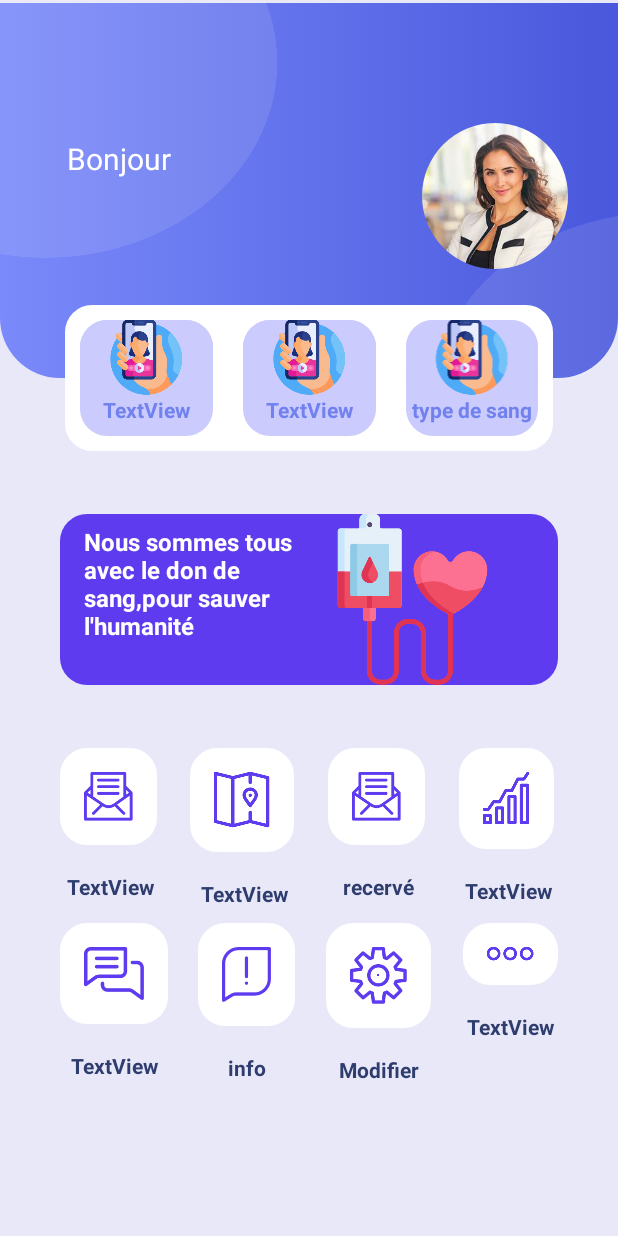
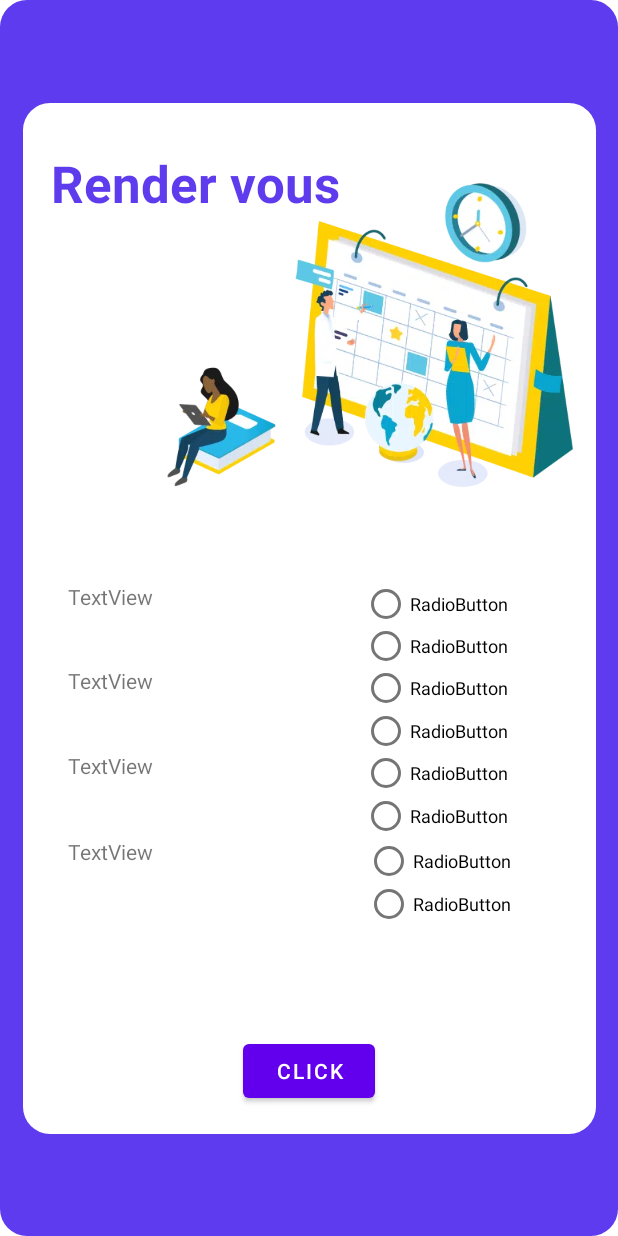
Before and after one commit to sododkoezko/tictacToaApp, an Android app: the Userkisegel screen opened directly, with no data from a screen before it, after a tap on "info", on a phone screen of 412 x 824 dp. Run offline under Robolectric (Android 15) with nearby library versions, the phone set to English and light mode, and no system bars; our stand-ins replace Firebase (no records; nobody signed in at launch, a user with empty details on screens opened directly); 2 statements that could not run were skipped.

Commit message:
Tic-tac-Toe.xml

```diff
--- a/app/src/main/AndroidManifest.xml
+++ b/app/src/main/AndroidManifest.xml
@@ -13,6 +13,9 @@
         android:supportsRtl="true"
         android:theme="@style/Theme.YoucefDonneur"
         tools:targetApi="31">
+        <activity
+            android:name=".Rendivou"
+            android:exported="false" />
         <activity
             android:name=".MainActivity6"
             android:exported="false" />
--- a/app/src/main/java/org/codeforiraq/youcefdonneur/MainActivity.java
+++ b/app/src/main/java/org/codeforiraq/youcefdonneur/MainActivity.java
@@ -18,7 +18,7 @@ public class MainActivity extends AppCompatActivity {
                 Intent i=new Intent(MainActivity.this,Admin.class);
                 startActivity(i);
             }
-        },11000);
+        },800);
 
     }
 }
--- /dev/null
+++ b/app/src/main/java/org/codeforiraq/youcefdonneur/Rendivou.java
@@ -0,0 +1,122 @@
+package org.codeforiraq.youcefdonneur;
+
+import androidx.appcompat.app.AppCompatActivity;
+
+import android.content.Intent;
+import android.os.Bundle;
+import android.view.View;
+import android.widget.Button;
+import android.widget.RadioButton;
+import android.widget.RadioGroup;
+import android.widget.Toast;
+
+public class Rendivou extends AppCompatActivity {
+    Button button;
+    Bundle extras;
+    Boolean n1,n2,n3,n4;
+    RadioGroup radioGroup1, radioGroup2,radioGroup3, radioGroup4;
+
+    @Override
+    protected void onCreate(Bundle savedInstanceState) {
+        super.onCreate(savedInstanceState);
+        setContentView(R.layout.activity_rendivou);
+        button=findViewById(R.id.button5);
+
+        radioGroup1=findViewById(R.id.group1);
+        radioGroup2=findViewById(R.id.group2);
+        radioGroup3=findViewById(R.id.group3);
+        radioGroup4=findViewById(R.id.group4);
+
+        n1=true;
+        n2=true;
+        n3=true;
+        n4=true;
+        f1();
+        f2();
+        f3();
+        f4();
+        button.setOnClickListener(new View.OnClickListener() {
+            @Override
+            public void onClick(View view) {
+
+                if(n1 & n2 & n3 & n4){
+                    Intent i=new Intent(Rendivou.this,MainActivity4.class );
+
+                    startActivity(i);
+
+                }else{
+                    Toast.makeText(Rendivou.this, "La réservation a échoué", Toast.LENGTH_SHORT).show();
+
+                }
+
+            }
+        });
+    }
+    private void f4() {
+        radioGroup4.setOnCheckedChangeListener(new RadioGroup.OnCheckedChangeListener() {
+            @Override
+            public void onCheckedChanged(RadioGroup radioGroup, int i) {
+                RadioButton radioButton4 = findViewById(i);
+                switch (radioButton4.getId()) {
+                    case R.id.radioButton7: {
+                        n4=true;
+                    }break;
+                    case R.id.radioButton8: {
+                        n4=false;
+                    }break;
+                }
+            }
+        });
+    }
+
+    private void f3() {
+        radioGroup3.setOnCheckedChangeListener(new RadioGroup.OnCheckedChangeListener() {
+            @Override
+            public void onCheckedChanged(RadioGroup radioGroup, int i) {
+                RadioButton radioButton3  = findViewById(i);
+                switch (radioButton3.getId()) {
+                    case R.id.radioButton5: {
+                        n3=true;
+                    }break;
+                    case R.id.radioButton6: {
+                        n3=false;
+                    }break;
+                }
+            }
+        });
+    }
+
+    private void f2() {
+        radioGroup2.setOnCheckedChangeListener(new RadioGroup.OnCheckedChangeListener() {
+            @Override
+            public void onCheckedChanged(RadioGroup radioGroup, int i) {
+                RadioButton radioButton2 = findViewById(i);
+                switch (radioButton2.getId()) {
+                    case R.id.radioButton3: {
+                        n2=true;
+                    }break;
+                    case R.id.radioButton4: {
+                        n2=false;
+                    }break;
+                }
+            }
+        });
+    }
+
+    private void f1() {
+        radioGroup1.setOnCheckedChangeListener(new RadioGroup.OnCheckedChangeListener() {
+            @Override
+            public void onCheckedChanged(RadioGroup radioGroup, int i) {
+                RadioButton radioButton1 = findViewById(i);
+                switch (radioButton1.getId()) {
+                    case R.id.radioButton1: {
+                        n1=true;
+                    }break;
+                    case R.id.radioButton3: {
+                        n1=false;
+                    }break;
+                }
+            }
+        });
+    }
+}
--- a/app/src/main/java/org/codeforiraq/youcefdonneur/Sing.java
+++ b/app/src/main/java/org/codeforiraq/youcefdonneur/Sing.java
@@ -81,6 +81,7 @@ public class Sing extends AppCompatActivity {
                                 finish();
                                 Intent i=new Intent(Sing.this,Userkisegel.class);
                                 i.putExtra("name",nametxt);
+
                                 startActivity(i);
                             }
                         }
--- a/app/src/main/java/org/codeforiraq/youcefdonneur/Userkisegel.java
+++ b/app/src/main/java/org/codeforiraq/youcefdonneur/Userkisegel.java
@@ -36,17 +36,17 @@ public class Userkisegel extends AppCompatActivity {
         String b=extras.getString("name");
         String d=extras1.getString("phone");
         textView.setText(b);
-        layout2.setOnClickListener(new View.OnClickListener() {
+        constraintLayout.setOnClickListener(new View.OnClickListener() {
             @Override
             public void onClick(View view) {
                 Intent s=new Intent(Userkisegel.this,MainActivity5.class);
                 startActivity(s);
             }
         });
-        constraintLayout.setOnClickListener(new View.OnClickListener() {
+        layout2.setOnClickListener(new View.OnClickListener() {
             @Override
             public void onClick(View view) {
-                Intent intent=new Intent(Userkisegel.this,MainActivity3.class);
+                Intent intent=new Intent(Userkisegel.this,Rendivou.class);
                 intent.putExtra("phone",d);
                 startActivity(intent);
             }
--- /dev/null
+++ b/app/src/main/res/layout/activity_rendivou.xml
@@ -0,0 +1,252 @@
+<?xml version="1.0" encoding="utf-8"?>
+<androidx.constraintlayout.widget.ConstraintLayout xmlns:android="http://schemas.android.com/apk/res/android"
+    xmlns:app="http://schemas.android.com/apk/res-auto"
+    xmlns:tools="http://schemas.android.com/tools"
+    android:id="@+id/but"
+    android:layout_width="match_parent"
+    android:layout_height="match_parent"
+    android:background="@drawable/banner"
+    tools:context=".Rendivou"
+    tools:ignore="ExtraText">
+
+    <androidx.constraintlayout.widget.ConstraintLayout
+        android:layout_width="382dp"
+        android:layout_height="687dp"
+        android:background="@drawable/button"
+        app:layout_constraintBottom_toBottomOf="parent"
+        app:layout_constraintEnd_toEndOf="parent"
+        app:layout_constraintHorizontal_bias="0.5"
+        app:layout_constraintStart_toStartOf="parent"
+        app:layout_constraintTop_toTopOf="parent">
+
+        <TextView
+            android:id="@+id/textView10"
+            android:layout_width="wrap_content"
+            android:layout_height="wrap_content"
+            android:text="Render vous"
+            android:textColor="#5E3BED"
+            android:textSize="34sp"
+            android:textStyle="bold"
+            app:layout_constraintBottom_toBottomOf="parent"
+            app:layout_constraintEnd_toEndOf="parent"
+            app:layout_constraintHorizontal_bias="0.098"
+            app:layout_constraintStart_toStartOf="parent"
+            app:layout_constraintTop_toTopOf="parent"
+            app:layout_constraintVertical_bias="0.048" />
+
+        <TextView
+            android:id="@+id/textView11"
+            android:layout_width="363dp"
+            android:layout_height="39dp"
+            android:text="pour prener un rendez-vous vous dever répondre a quelques question"
+            android:textColor="#000000"
+            android:textSize="16sp"
+            android:visibility="invisible"
+            app:layout_constraintBottom_toBottomOf="parent"
+            app:layout_constraintEnd_toEndOf="parent"
+            app:layout_constraintHorizontal_bias="0.526"
+            app:layout_constraintStart_toStartOf="parent"
+            app:layout_constraintTop_toTopOf="parent"
+            app:layout_constraintVertical_bias="0.419" />
+
+        <androidx.constraintlayout.widget.ConstraintLayout
+            android:id="@+id/constraintLayout2"
+            android:layout_width="325dp"
+            android:layout_height="352dp"
+            android:visibility="visible"
+            app:layout_constraintBottom_toBottomOf="parent"
+            app:layout_constraintEnd_toEndOf="parent"
+            app:layout_constraintHorizontal_bias="0.508"
+            app:layout_constraintStart_toStartOf="parent"
+            app:layout_constraintTop_toTopOf="parent"
+            app:layout_constraintVertical_bias="0.952">
+
+            <LinearLayout
+                android:id="@+id/linearLayout"
+                android:layout_width="323dp"
+                android:layout_height="288dp"
+                android:orientation="vertical"
+                app:layout_constraintBottom_toBottomOf="parent"
+                app:layout_constraintEnd_toEndOf="parent"
+                app:layout_constraintStart_toStartOf="parent"
+                app:layout_constraintTop_toTopOf="parent"
+                app:layout_constraintVertical_bias="0.0" >
+
+                <LinearLayout
+                    android:layout_width="match_parent"
+                    android:layout_height="56dp"
+                    android:orientation="horizontal">
+
+                    <TextView
+                        android:id="@+id/textView12"
+                        android:layout_width="392dp"
+                        android:layout_height="match_parent"
+                        android:layout_weight="1"
+                        android:text="TextView" />
+
+                    <RadioGroup
+                        android:id="@+id/group1"
+                        android:layout_width="match_parent"
+                        android:layout_height="match_parent"
+                        android:layout_weight="1">
+
+                        <RadioButton
+                            android:id="@+id/radioButton1"
+                            android:layout_width="match_parent"
+                            android:layout_height="29dp"
+                            android:text="RadioButton"
+                            android:textSize="12sp"
+                            tools:ignore="TouchTargetSizeCheck,TouchTargetSizeCheck" />
+
+                        <RadioButton
+                            android:id="@+id/radioButton3"
+                            android:layout_width="match_parent"
+                            android:layout_height="wrap_content"
+                            android:text="RadioButton"
+                            android:textSize="12sp"
+                            tools:ignore="DuplicateIds,TouchTargetSizeCheck" />
+                    </RadioGroup>
+
+                </LinearLayout>
+
+                <LinearLayout
+                    android:layout_width="match_parent"
+                    android:layout_height="wrap_content"
+                    android:orientation="horizontal">
+
+                    <TextView
+                        android:id="@+id/textView3"
+                        android:layout_width="91dp"
+                        android:layout_height="match_parent"
+                        android:layout_weight="1"
+                        android:text="TextView" />
+
+                    <RadioGroup
+                        android:id="@+id/group2"
+                        android:layout_width="22dp"
+                        android:layout_height="match_parent"
+                        android:layout_weight="1">
+
+                        <RadioButton
+                            android:id="@+id/radioButton3"
+                            android:layout_width="match_parent"
+                            android:layout_height="29dp"
+                            android:text="RadioButton"
+                            android:textSize="12sp"
+                            tools:ignore="DuplicateIds,TouchTargetSizeCheck" />
+
+                        <RadioButton
+                            android:id="@+id/radioButton4"
+                            android:layout_width="match_parent"
+                            android:layout_height="27dp"
+                            android:text="RadioButton"
+                            android:textSize="12sp"
+                            tools:ignore="TouchTargetSizeCheck" />
+                    </RadioGroup>
+                </LinearLayout>
+
+                <LinearLayout
+                    android:layout_width="match_parent"
+                    android:layout_height="57dp"
+                    android:orientation="horizontal">
+
+                    <TextView
+                        android:id="@+id/textView5"
+                        android:layout_width="392dp"
+                        android:layout_height="match_parent"
+                        android:layout_weight="1"
+                        android:text="TextView" />
+
+                    <RadioGroup
+                        android:id="@+id/group3"
+                        android:layout_width="match_parent"
+                        android:layout_height="match_parent"
+                        android:layout_weight="1">
+
+                        <RadioButton
+                            android:id="@+id/radioButton5"
+                            android:layout_width="match_parent"
+                            android:layout_height="29dp"
+                            android:text="RadioButton"
+                            android:textSize="12sp"
+                            tools:ignore="TouchTargetSizeCheck" />
+
+                        <RadioButton
+                            android:id="@+id/radioButton6"
+                            android:layout_width="match_parent"
+                            android:layout_height="wrap_content"
+                            android:text="RadioButton"
+                            android:textSize="12sp"
+                            tools:ignore="DuplicateIds,TouchTargetSizeCheck" />
+                    </RadioGroup>
+
+                </LinearLayout>
+
+                <LinearLayout
+                    android:layout_width="match_parent"
+                    android:layout_height="58dp"
+                    android:orientation="horizontal">
+
+                    <TextView
+                        android:id="@+id/textView16"
+                        android:layout_width="396dp"
+                        android:layout_height="match_parent"
+                        android:layout_weight="1"
+                        android:text="TextView" />
+
+                    <RadioGroup
+                        android:id="@+id/group4"
+                        android:layout_width="match_parent"
+                        android:layout_height="match_parent"
+                        android:layout_weight="1">
+
+                        <RadioButton
+                            android:id="@+id/radioButton7"
+                            android:layout_width="match_parent"
+                            android:layout_height="31dp"
+                            android:text="RadioButton"
+                            android:textSize="12sp"
+                            tools:ignore="TouchTargetSizeCheck" />
+
+                        <RadioButton
+                            android:id="@+id/radioButton8"
+                            android:layout_width="match_parent"
+                            android:layout_height="wrap_content"
+                            android:text="RadioButton"
+                            android:textSize="12sp"
+                            tools:ignore="TouchTargetSizeCheck" />
+                    </RadioGroup>
+
+                </LinearLayout>
+
+            </LinearLayout>
+
+            <Button
+                android:id="@+id/button5"
+                android:layout_width="wrap_content"
+                android:layout_height="wrap_content"
+                android:text="Click"
+                app:layout_constraintBottom_toBottomOf="parent"
+                app:layout_constraintEnd_toEndOf="parent"
+                app:layout_constraintHorizontal_bias="0.497"
+                app:layout_constraintStart_toStartOf="parent"
+                app:layout_constraintTop_toBottomOf="@+id/linearLayout"
+                app:layout_constraintVertical_bias="0.875" />
+
+        </androidx.constraintlayout.widget.ConstraintLayout>
+
+        <ImageView
+            android:id="@+id/imageView13"
+            android:layout_width="303dp"
+            android:layout_height="214dp"
+            app:layout_constraintBottom_toBottomOf="parent"
+            app:layout_constraintEnd_toEndOf="parent"
+            app:layout_constraintHorizontal_bias="1.0"
+            app:layout_constraintStart_toStartOf="parent"
+            app:layout_constraintTop_toTopOf="parent"
+            app:layout_constraintVertical_bias="0.099"
+            app:srcCompat="@drawable/fidb" />
+
+    </androidx.constraintlayout.widget.ConstraintLayout>
+    -->
+</androidx.constraintlayout.widget.ConstraintLayout>
```
Also changed, not shown: app/src/main/java/org/codeforiraq/youcefdonneur/Admin.java (+5 -2 lines), app/src/main/java/org/codeforiraq/youcefdonneur/MainActivity4.java (+89 -136 lines), app/src/main/res/layout/activity_main4.xml (+13 -13 lines).
